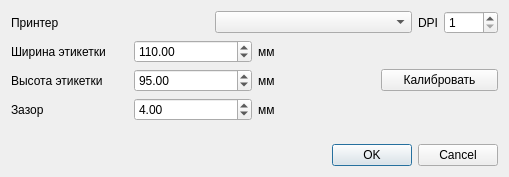
Old version of the form dialogsettings.ui in the repository Sergeyego/label_tspl.
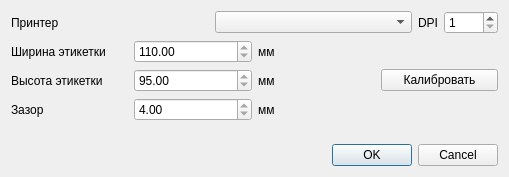
New version of the form.

```diff
--- a/dialogsettings.ui
+++ b/dialogsettings.ui
@@ -61,6 +61,9 @@
     <layout class="QGridLayout" name="gridLayout">
      <item row="2" column="1">
       <widget class="QDoubleSpinBox" name="doubleSpinBoxHeiht">
+       <property name="readOnly">
+        <bool>true</bool>
+       </property>
        <property name="maximum">
         <double>65535.000000000000000</double>
        </property>
@@ -78,6 +81,9 @@
      </item>
      <item row="1" column="1">
       <widget class="QDoubleSpinBox" name="doubleSpinBoxWidth">
+       <property name="readOnly">
+        <bool>true</bool>
+       </property>
        <property name="maximum">
         <double>65535.000000000000000</double>
        </property>
@@ -123,6 +129,9 @@
      </item>
      <item row="3" column="1">
       <widget class="QDoubleSpinBox" name="doubleSpinBoxGap">
+       <property name="readOnly">
+        <bool>true</bool>
+       </property>
        <property name="maximum">
         <double>65535.000000000000000</double>
        </property>
```
